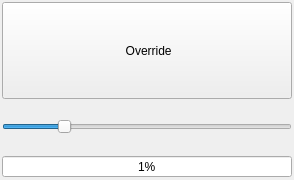
This is View/FeedForm.ui in octronic-uk/Candle as Qt 5 draws it before an edit. The edited form follows.
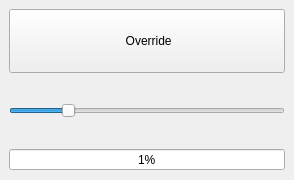
This is the edited form. Icons and pictures are not drawn.

What changed in the file:
```diff
--- a/View/FeedForm.ui
+++ b/View/FeedForm.ui
@@ -40,24 +40,9 @@
        <verstretch>0</verstretch>
       </sizepolicy>
      </property>
-     <layout class="QVBoxLayout" name="verticalLayout_2" stretch="4,2,1">
-      <property name="spacing">
-       <number>4</number>
-      </property>
-      <property name="leftMargin">
-       <number>2</number>
-      </property>
-      <property name="topMargin">
-       <number>2</number>
-      </property>
-      <property name="rightMargin">
-       <number>2</number>
-      </property>
-      <property name="bottomMargin">
-       <number>2</number>
-      </property>
+     <layout class="QVBoxLayout" name="verticalLayout_2">
       <item>
-       <widget class="QPushButton" name="overrideButton">
+       <widget class="QToolButton" name="overrideButton">
         <property name="sizePolicy">
          <sizepolicy hsizetype="Expanding" vsizetype="Expanding">
           <horstretch>0</horstretch>
```
